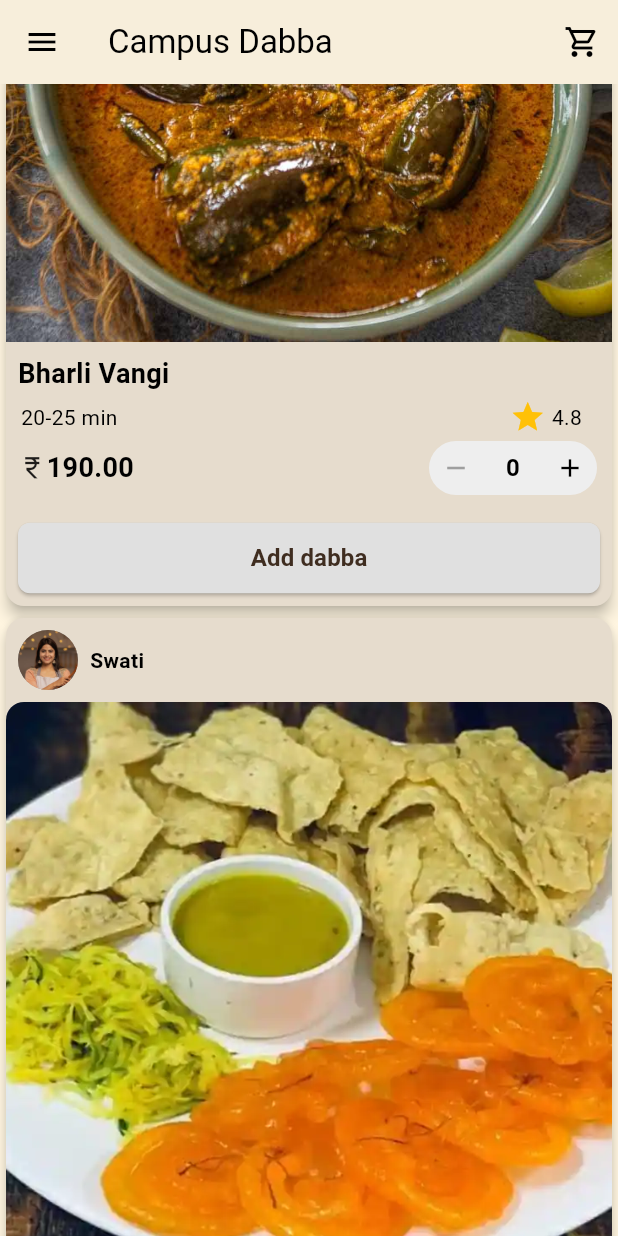
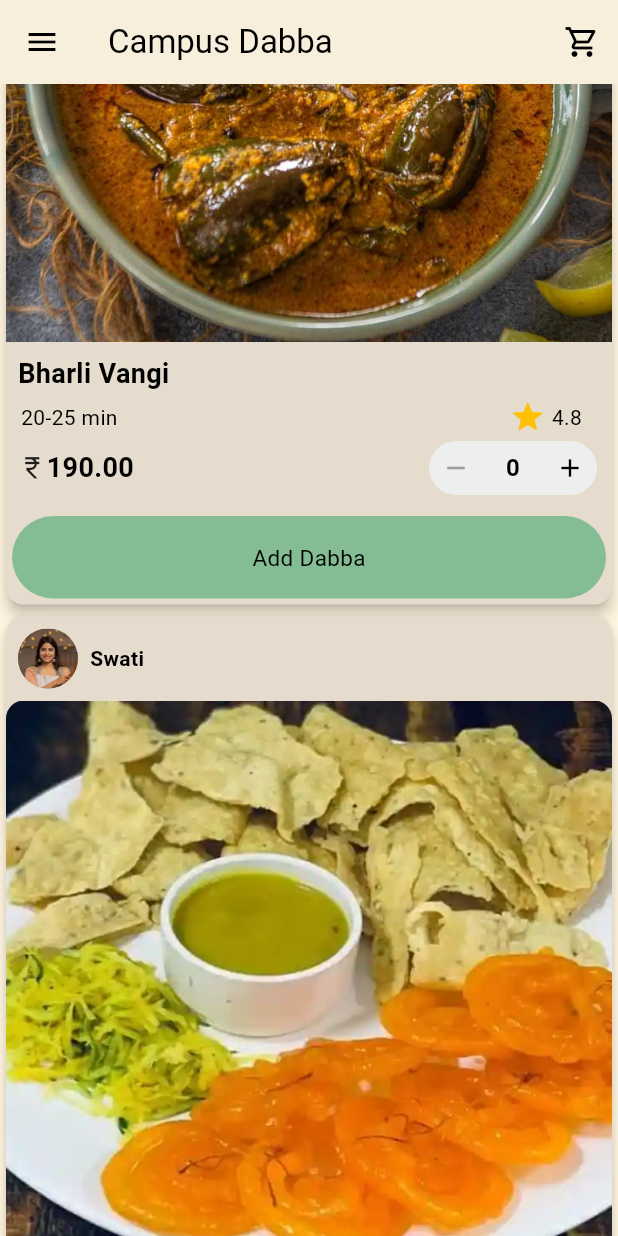
Before and after one commit to Campus-Dabba/campus_dabba_mobile, a Flutter app: the screen it shows once a user with an empty profile is signed in, scrolled down 576 dp, on a phone screen of 412 x 824 dp. Run offline on Flutter 3.47's test engine with Material 3 defaults, Android fonts, the phone set to English and light mode, and no system bars; our stand-ins replace animate_do, dots_indicator, firebase_auth, firebase_core, shared_preferences, simple_animations; accounts and stored records are empty.

Commit message:
add curtom primary button

```diff
--- a/lib/screen/checkout_screen.dart
+++ b/lib/screen/checkout_screen.dart
@@ -61,7 +61,7 @@ class _CheckoutScreenState extends State<CheckoutScreen> {
               style: TextStyle(fontSize: 18, fontWeight: FontWeight.bold),
             ),
             const SizedBox(height: 16),
-            ...orderItems.map((item) => _buildOrderItem(item)).toList(),
+            ...orderItems.map((item) => _buildOrderItem(item)),
           ],
         ),
       ),
--- a/lib/screen/dish_details_screen.dart
+++ b/lib/screen/dish_details_screen.dart
@@ -83,8 +83,7 @@ class _DishDetailsScreenState extends State<DishDetailsScreen> {
                   SizedBox(height: 8),
                   Text(
                     // TODO: Dish discription
-                    // widget.dish.description,
-                    "haha a discription",
+                    "A sizzling plate of tender, juicy steak, seared to perfection with a rich, smoky char. It's topped with a dollop of herb butter, melting into the savory juices, and served alongside crisp, golden fries and a fresh, tangy arugula salad. A hearty, mouthwatering delight in every bite.",
 
                     style: TextStyle(fontSize: 16),
                   ),
--- a/lib/screen/home_screen.dart
+++ b/lib/screen/home_screen.dart
@@ -91,7 +91,6 @@ class _HomeScreenState extends State<HomeScreen> {
                 child: Container(
                   padding: const EdgeInsets.all(16.0),
                   decoration: BoxDecoration(
-                    // color: Colors.white,
                     border: Border.all(color: Color(0xFF3F2D20)),
                     borderRadius: BorderRadius.circular(20),
                   ),
--- a/lib/screen/profile_screen.dart
+++ b/lib/screen/profile_screen.dart
@@ -99,7 +99,7 @@ class ProfileScreen extends StatelessWidget {
         child: Column(
           children: [
             _buildInfoRow('Phone', '+91 123 456 7890'),
-            _buildInfoRow('Address', '123 Main St, Dharwad, Karnataka'),
+            _buildInfoRow('Address', 'Ittigari Road, Dharwad, Karnataka'),
             _buildInfoRow('Member Since', 'January 2023'),
           ],
         ),
--- /dev/null
+++ b/lib/widgets/cutom_primary_button.dart
@@ -0,0 +1,91 @@
+import 'package:flutter/material.dart';
+
+class CustomPrimaryButton extends StatefulWidget {
+  final VoidCallback onTap;
+  final String text;
+  final double? width;
+  final double? height;
+  final double? borderRadius;
+  final double? fontSize;
+  final Color? color;
+  const CustomPrimaryButton({
+    required this.onTap,
+    required this.text,
+    this.height,
+    this.width,
+    this.borderRadius,
+    this.fontSize,
+    this.color,
+    super.key,
+  });
+
+  @override
+  State<CustomPrimaryButton> createState() => _CustomPrimaryButtonState();
+}
+
+class _CustomPrimaryButtonState extends State<CustomPrimaryButton>
+    with SingleTickerProviderStateMixin {
+  late AnimationController _controller;
+  final Duration _animationDuration = const Duration(milliseconds: 300);
+  final Tween<double> _tween = Tween<double>(begin: 1.0, end: 0.95);
+  @override
+  void initState() {
+    _controller = AnimationController(
+      vsync: this,
+      duration: _animationDuration,
+    )..addListener(() {
+        setState(() {});
+      });
+    super.initState();
+  }
+
+  @override
+  void dispose() {
+    _controller.dispose();
+    super.dispose();
+  }
+
+  @override
+  Widget build(BuildContext context) {
+    return GestureDetector(
+      onTap: () {
+        _controller.forward().then((_) {
+          _controller.reverse();
+        });
+        widget.onTap();
+      },
+      // onTap: widget.onTap,
+      child: ScaleTransition(
+        scale: _tween.animate(
+          CurvedAnimation(
+            parent: _controller,
+            curve: Curves.easeOut,
+            reverseCurve: Curves.easeIn,
+          ),
+        ),
+        child: Card(
+          elevation: 0,
+          shape: RoundedRectangleBorder(
+            borderRadius: BorderRadius.circular(100),
+          ),
+          child: Container(
+            height: widget.height ?? 55,
+            alignment: Alignment.center,
+            width: widget.width ?? double.maxFinite,
+            decoration: BoxDecoration(
+              color: widget.color ?? Color(0xFF84BD93),
+              borderRadius: BorderRadius.circular(widget.borderRadius ?? 30),
+            ),
+            child: Text(
+              widget.text,
+              style: TextStyle(
+                color: widget.color == null ? Colors.white : Colors.black,
+                fontSize: widget.fontSize ?? 15,
+              ),
+            ),
+          ),
+        ),
+      ),
+    );
+  }
+}
--- a/lib/widgets/food_card_widget.dart
+++ b/lib/widgets/food_card_widget.dart
@@ -2,9 +2,9 @@ import 'package:campus_dabba/screen/cook_profile.dart';
 import 'package:campus_dabba/screen/dish_details_screen.dart';
 import 'package:campus_dabba/type/dish.dart';
 import 'package:campus_dabba/type/order.dart';
+import 'package:campus_dabba/widgets/cutom_primary_button.dart';
 import 'package:campus_dabba/widgets/quantity_controll_widget.dart';
 import 'package:flutter/material.dart';
-
 
 class FoodCard extends StatefulWidget {
   final Dish dish;
@@ -148,32 +148,10 @@ class _FoodCardState extends State<FoodCard> {
             ),
           ),
           // Add dabba button
-          Padding(
-            padding: const EdgeInsets.all(8.0),
-            child: SizedBox(
-              width: double.infinity,
-              child: ElevatedButton(
-                onPressed: () {
-                  // TODO: Add to cart functionality here
-                },
-                style: ElevatedButton.styleFrom(
-                  // primary: Colors.orange,
-                  foregroundColor: Color(0xFF3F2D20),
-                  shape: RoundedRectangleBorder(
-                    borderRadius: BorderRadius.circular(8),
-                  ),
-                  padding: EdgeInsets.symmetric(vertical: 12),
-                ),
-                child: Text(
-                  'Add dabba',
-                  style: TextStyle(
-                    fontSize: 16,
-                    fontWeight: FontWeight.bold,
-                    color: Color(0xFF3F2D20),
-                  ),
-                ),
-              ),
-            ),
+          CustomPrimaryButton(
+            onTap: () {},
+            color: Color(0xFF84BD93),
+            text: "Add Dabba",
           ),
         ],
       ),
```
Also changed, not shown: lib/screen/dabba_signin_signup_screen.dart (+3 -91 lines), lib/screen/search_screen.dart (+0 -8 lines), lib/widgets/category_button.dart (+7 -1 lines).
